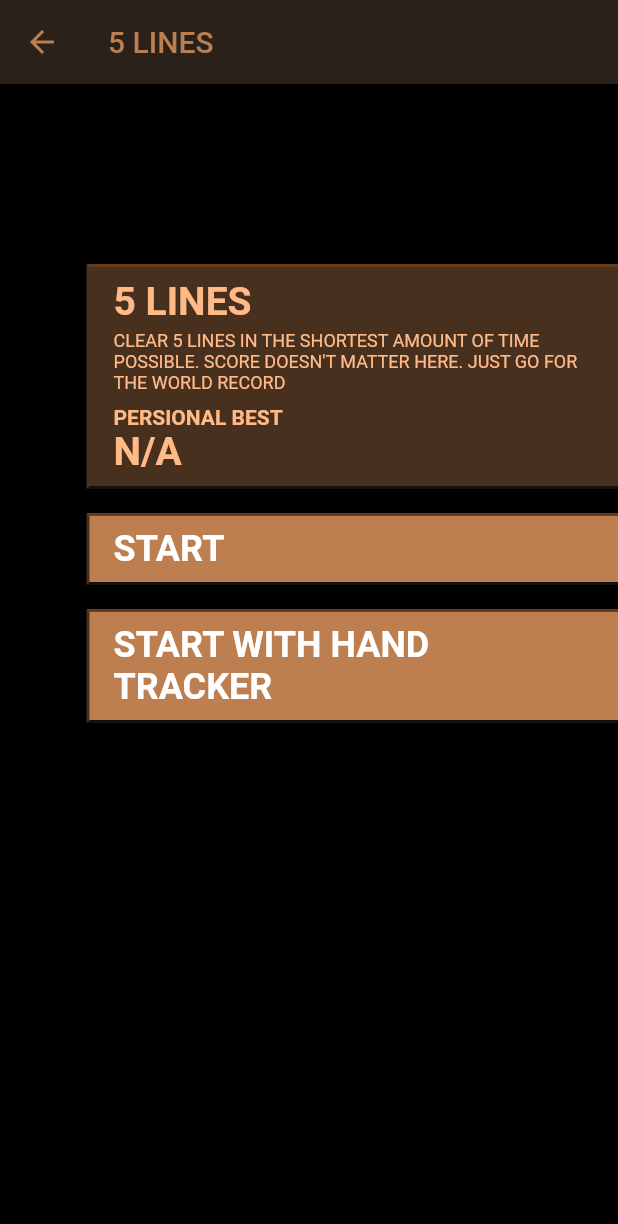
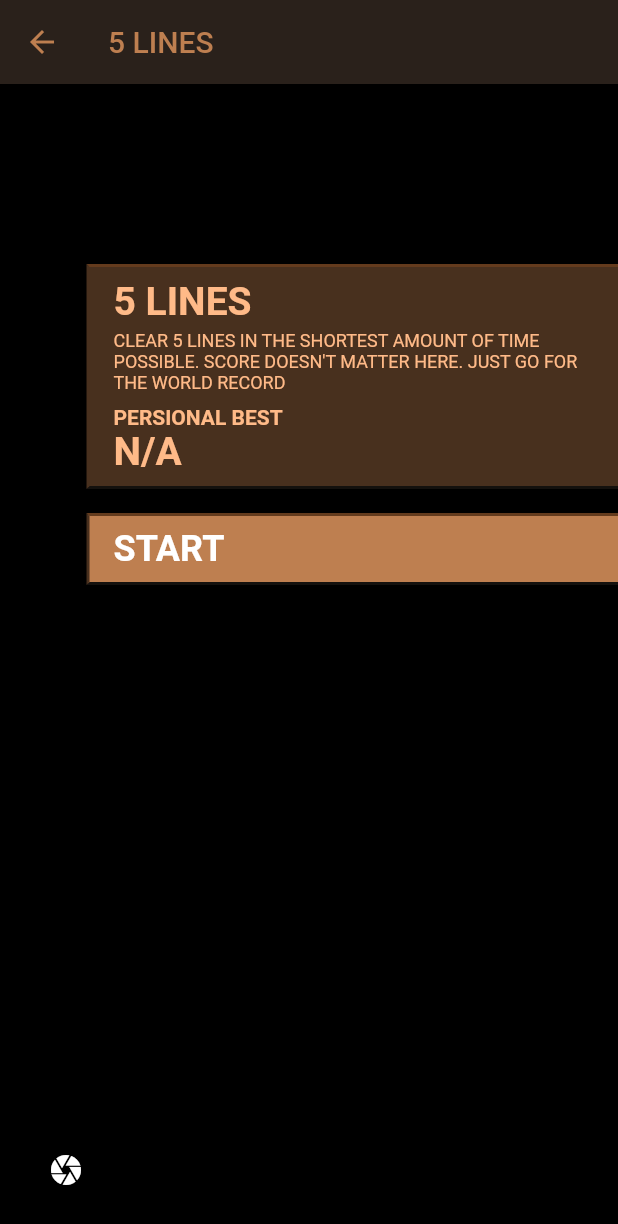
Before and after one commit to lvxduck/tetris-master, a Flutter app: the FortyLinesDetailPage screen opened directly, on a phone screen of 412 x 824 dp. Shown: the top 1224 px of the screen. Run offline on Flutter 3.47's test engine with Material 2 defaults, Android fonts, the light colour scheme and no system bars; our stand-ins replace animated_background, animated_text_kit, cached_network_image, flutter_riverpod, freezed_annotation, hive and 2 more; missing offline and left inert: flython, window_manager; accounts and stored records are empty.

Commit message:
add toggle hand tracker button

```diff
--- /dev/null
+++ b/lib/game/game_core/widgets/hand_tracker_widget.dart
@@ -0,0 +1,27 @@
+import 'package:flutter/material.dart';
+import 'package:flutter_riverpod/flutter_riverpod.dart';
+import 'package:tetris_master/game/core/utils/hand_tracker.dart';
+
+class HandTrackerWidget extends ConsumerWidget {
+  const HandTrackerWidget({Key? key}) : super(key: key);
+
+  @override
+  Widget build(BuildContext context, ref) {
+    final handTrackerController = ref.watch(handTrackerProvider.notifier);
+    final isStarting = ref.watch(handTrackerProvider).isStarting;
+    return Positioned(
+      bottom: 20,
+      left: 20,
+      child: Stack(
+        alignment: Alignment.center,
+        children: [
+          if (isStarting) const CircularProgressIndicator(),
+          IconButton(
+            icon: const Icon(Icons.camera),
+            onPressed: handTrackerController.toggle,
+          ),
+        ],
+      ),
+    );
+  }
+}
--- a/lib/game/pages/start/pages/forty_lines/forty_lines_details/forty_lines_details_page.dart
+++ b/lib/game/pages/start/pages/forty_lines/forty_lines_details/forty_lines_details_page.dart
@@ -2,10 +2,10 @@ import 'package:flutter/material.dart';
 import 'package:flutter/services.dart';
 import 'package:flutter_riverpod/flutter_riverpod.dart';
 import 'package:tetris_master/game/core/theme/game_color.dart';
-import 'package:tetris_master/game/core/utils/hand_tracker.dart';
 import 'package:tetris_master/game/core/widgets/tetris_card.dart';
 import 'package:tetris_master/game/data/apis/forty_lines_apis.dart';
 import 'package:tetris_master/game/game_core/controller/audio_controller.dart';
+import 'package:tetris_master/game/game_core/widgets/hand_tracker_widget.dart';
 
 import '../forty_lines_game/forty_lines_game_page.dart';
 
@@ -52,7 +52,9 @@ class FortyLinesDetailPage extends ConsumerWidget {
             }
           }
         },
-        child: ListView(
+        child: Stack(
+          children: [
+            ListView(
               padding: EdgeInsets.only(
                 left: MediaQuery.of(context).size.width * 0.14,
               ),
@@ -108,7 +110,8 @@ class FortyLinesDetailPage extends ConsumerWidget {
                   onTap: () {
                     audioController.playClick();
                     Navigator.of(context).push(
-                  MaterialPageRoute(builder: (_) => const FortyLinesGamePage()),
+                      MaterialPageRoute(
+                          builder: (_) => const FortyLinesGamePage()),
                     );
                   },
                   child: Container(
@@ -118,8 +121,10 @@ class FortyLinesDetailPage extends ConsumerWidget {
                       color: GameColor.brown[300],
                       border: Border(
                         top: BorderSide(color: GameColor.brown[400]!, width: 2),
-                    bottom: BorderSide(color: GameColor.brown[700]!, width: 2),
-                    left: BorderSide(color: GameColor.brown[500]!, width: 2),
+                        bottom:
+                            BorderSide(color: GameColor.brown[700]!, width: 2),
+                        left:
+                            BorderSide(color: GameColor.brown[500]!, width: 2),
                       ),
                     ),
                     child: const Text(
@@ -132,37 +137,9 @@ class FortyLinesDetailPage extends ConsumerWidget {
                     ),
                   ),
                 ),
-            const SizedBox(height: 16),
-            GestureDetector(
-              onTap: () async {
-                await HandTracker.start();
-
-                // ignore: use_build_context_synchronously
-                Navigator.of(context).push(
-                  MaterialPageRoute(builder: (_) => const FortyLinesGamePage()),
-                );
-              },
-              child: Container(
-                padding:
-                    const EdgeInsets.symmetric(horizontal: 16, vertical: 8),
-                decoration: BoxDecoration(
-                  color: GameColor.brown[300],
-                  border: Border(
-                    top: BorderSide(color: GameColor.brown[400]!, width: 2),
-                    bottom: BorderSide(color: GameColor.brown[700]!, width: 2),
-                    left: BorderSide(color: GameColor.brown[500]!, width: 2),
+              ],
             ),
-                ),
-                child: const Text(
-                  'START WITH HAND TRACKER',
-                  style: TextStyle(
-                    fontWeight: FontWeight.w600,
-                    color: Colors.white,
-                    fontSize: 24,
-                  ),
-                ),
-              ),
-            ),
+            const HandTrackerWidget(),
           ],
         ),
       ),
--- a/lib/game/pages/start/pages/forty_lines/forty_lines_game/forty_lines_game_page.dart
+++ b/lib/game/pages/start/pages/forty_lines/forty_lines_game/forty_lines_game_page.dart
@@ -3,6 +3,7 @@ import 'package:flutter/material.dart';
 import 'package:flutter_riverpod/flutter_riverpod.dart';
 import 'package:tetris_master/game/data/apis/ramdom_image_apis.dart';
 import 'package:tetris_master/game/game_core/game_core.dart';
+import 'package:tetris_master/game/game_core/widgets/hand_tracker_widget.dart';
 import 'package:tetris_master/game/pages/start/pages/forty_lines/forty_lines_game/forty_lines_game_controller.dart';
 import 'package:tetris_master/game/pages/start/pages/forty_lines/forty_lines_game/forty_lines_game_state.dart';
 import 'package:tetris_master/game/pages/start/widgets/group_button_controls.dart';
@@ -57,6 +58,7 @@ class FortyLinesGamePage extends ConsumerWidget {
               GroupButtonControls(),
             ],
           ),
+          const HandTrackerWidget(),
         ],
       ),
     );
--- a/lib/game/pages/start/start_page.dart
+++ b/lib/game/pages/start/start_page.dart
@@ -2,7 +2,9 @@ import 'package:animated_text_kit/animated_text_kit.dart';
 import 'package:flutter/material.dart';
 import 'package:flutter_riverpod/flutter_riverpod.dart';
 import 'package:tetris_master/game/core/theme/game_color.dart';
+import 'package:tetris_master/game/core/utils/hand_tracker.dart';
 import 'package:tetris_master/game/game_core/controller/audio_controller.dart';
+import 'package:tetris_master/game/game_core/widgets/hand_tracker_widget.dart';
 
 import 'pages/forty_lines/forty_lines_details/forty_lines_details_page.dart';
 import 'widgets/tetris_mode_button.dart';
@@ -13,6 +15,7 @@ class StartPage extends ConsumerWidget {
   @override
   Widget build(BuildContext context, ref) {
     final audioController = ref.watch(audioProvider.notifier);
+
     return Scaffold(
       backgroundColor: Colors.black,
       floatingActionButtonLocation: FloatingActionButtonLocation.startTop,
@@ -46,7 +49,9 @@ class StartPage extends ConsumerWidget {
           ],
         ),
       ),
-      body: Padding(
+      body: Stack(
+        children: [
+          Padding(
             padding: EdgeInsets.only(
               left: MediaQuery.of(context).size.width * 0.14,
             ),
@@ -90,6 +95,9 @@ class StartPage extends ConsumerWidget {
               ],
             ),
           ),
+          const HandTrackerWidget(),
+        ],
+      ),
     );
   }
 }
```
Lines whose indentation alone changed are shown as unchanged.
